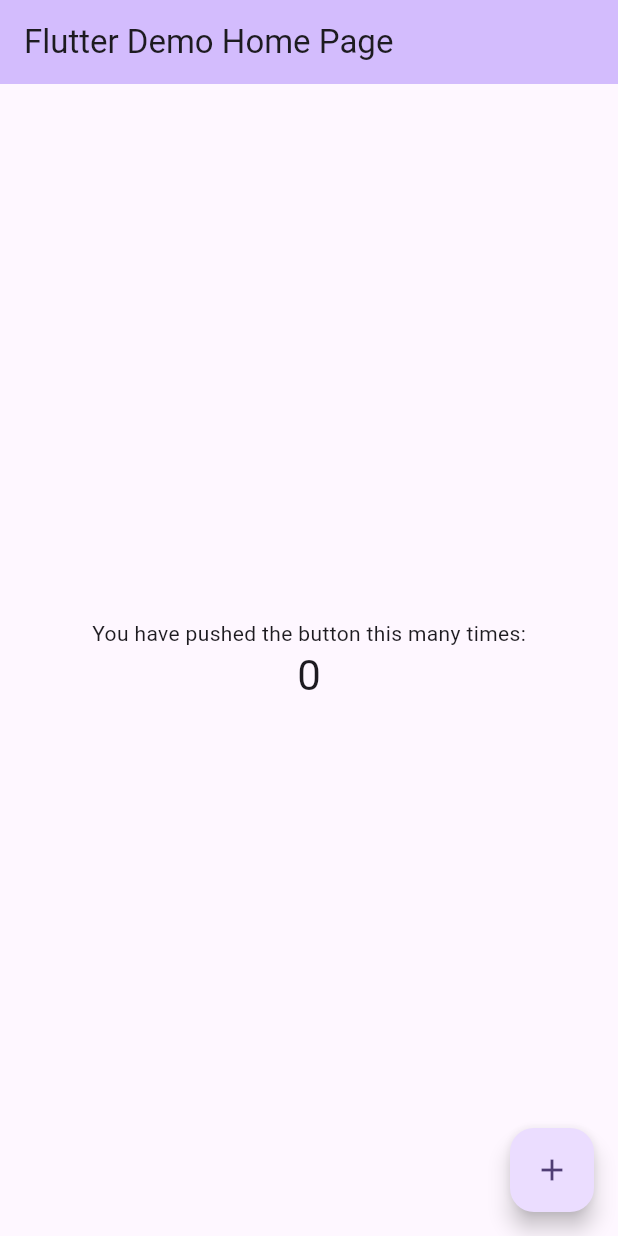
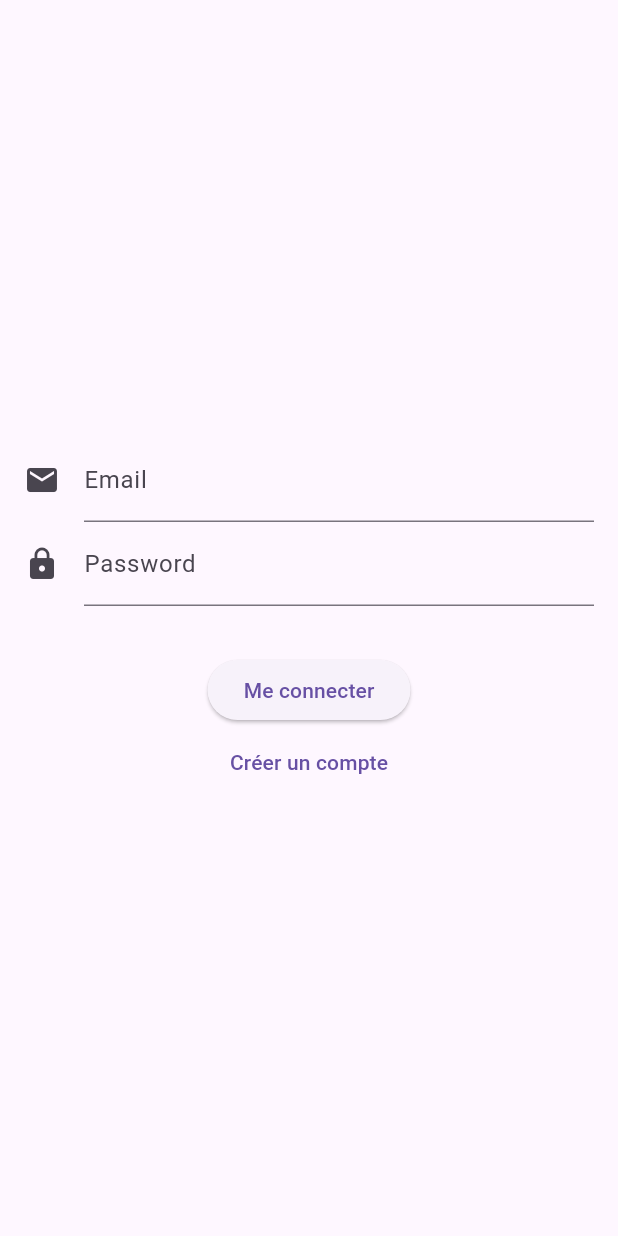
Before and after one commit to val-fcn/mealpy, a Flutter app: the screen it shows after launch, on a phone screen of 412 x 824 dp. Run offline on Flutter 3.47's test engine with Material 3 defaults, Android fonts, the phone set to English and light mode, and no system bars; our stand-ins replace cloud_firestore, firebase_auth, firebase_core, flutter_dotenv; accounts and stored records are empty; generated files the repository leaves out were written again.

Commit message:
add home & auth screen, auth and user services and routing in main if user auth

```diff
--- a/lib/main.dart
+++ b/lib/main.dart
@@ -1,7 +1,11 @@
+import 'package:firebase_auth/firebase_auth.dart';
 import 'package:flutter/material.dart';
 import 'package:firebase_core/firebase_core.dart';
-import 'firebase_options.dart';
 import 'package:flutter_dotenv/flutter_dotenv.dart';
+import 'package:mealpy/firebase_options.dart';
+import 'package:mealpy/screens/home_screen.dart';
+
+import 'screens/auth_screen.dart';
 
 void main() async {
   WidgetsFlutterBinding.ensureInitialized();
@@ -14,105 +18,27 @@ void main() async {
 
 class MyApp extends StatelessWidget {
   const MyApp({super.key});
-
-  // This widget is the root of your application.
   @override
   Widget build(BuildContext context) {
     return MaterialApp(
-      title: 'Flutter Demo',
-      theme: ThemeData(
-        colorScheme: ColorScheme.fromSeed(seedColor: Colors.deepPurple),
-        useMaterial3: true,
+      //theme: AppTheme.lightTheme,
+      home: StreamBuilder<User?>(
+        stream: FirebaseAuth.instance.authStateChanges(),
+        builder: (context, snapshot) {
+          if (snapshot.connectionState == ConnectionState.active) {
+            User? user = snapshot.data;
+            if (user == null) {
+              return const AuthScreen();
+            }
+            return const HomeScreen();
+          }
+          return const Scaffold(
+            body: Center(
+              child: CircularProgressIndicator(),
+            ),
+          );
+        },
       ),
-      home: const MyHomePage(title: 'Flutter Demo Home Page'),
     );
   }
 }
-
-class MyHomePage extends StatefulWidget {
-  const MyHomePage({super.key, required this.title});
-
-  // This widget is the home page of your application. It is stateful, meaning
-  // that it has a State object (defined below) that contains fields that affect
-  // how it looks.
-
-  // This class is the configuration for the state. It holds the values (in this
-  // case the title) provided by the parent (in this case the App widget) and
-  // used by the build method of the State. Fields in a Widget subclass are
-  // always marked "final".
-
-  final String title;
-
-  @override
-  State<MyHomePage> createState() => _MyHomePageState();
-}
-
-class _MyHomePageState extends State<MyHomePage> {
-  int _counter = 0;
-
-  void _incrementCounter() {
-    setState(() {
-      // This call to setState tells the Flutter framework that something has
-      // changed in this State, which causes it to rerun the build method below
-      // so that the display can reflect the updated values. If we changed
-      // _counter without calling setState(), then the build method would not be
-      // called again, and so nothing would appear to happen.
-      _counter++;
-    });
-  }
-
-  @override
-  Widget build(BuildContext context) {
-    // This method is rerun every time setState is called, for instance as done
-    // by the _incrementCounter method above.
-    //
-    // The Flutter framework has been optimized to make rerunning build methods
-    // fast, so that you can just rebuild anything that needs updating rather
-    // than having to individually change instances of widgets.
-    return Scaffold(
-      appBar: AppBar(
-        // TRY THIS: Try changing the color here to a specific color (to
-        // Colors.amber, perhaps?) and trigger a hot reload to see the AppBar
-        // change color while the other colors stay the same.
-        backgroundColor: Theme.of(context).colorScheme.inversePrimary,
-        // Here we take the value from the MyHomePage object that was created by
-        // the App.build method, and use it to set our appbar title.
-        title: Text(widget.title),
-      ),
-      body: Center(
-        // Center is a layout widget. It takes a single child and positions it
-        // in the middle of the parent.
-        child: Column(
-          // Column is also a layout widget. It takes a list of children and
-          // arranges them vertically. By default, it sizes itself to fit its
-          // children horizontally, and tries to be as tall as its parent.
-          //
-          // Column has various properties to control how it sizes itself and
-          // how it positions its children. Here we use mainAxisAlignment to
-          // center the children vertically; the main axis here is the vertical
-          // axis because Columns are vertical (the cross axis would be
-          // horizontal).
-          //
-          // TRY THIS: Invoke "debug painting" (choose the "Toggle Debug Paint"
-          // action in the IDE, or press "p" in the console), to see the
-          // wireframe for each widget.
-          mainAxisAlignment: MainAxisAlignment.center,
-          children: <Widget>[
-            const Text(
-              'You have pushed the button this many times:',
-            ),
-            Text(
-              '$_counter',
-              style: Theme.of(context).textTheme.headlineMedium,
-            ),
-          ],
-        ),
-      ),
-      floatingActionButton: FloatingActionButton(
-        onPressed: _incrementCounter,
-        tooltip: 'Increment',
-        child: const Icon(Icons.add),
-      ), // This trailing comma makes auto-formatting nicer for build methods.
-    );
-  }
-}
--- /dev/null
+++ b/lib/screens/auth_screen.dart
@@ -0,0 +1,131 @@
+import 'package:firebase_auth/firebase_auth.dart';
+import 'package:flutter/material.dart';
+
+import '../services/auth_services.dart';
+import '../services/user_data_services.dart';
+
+class AuthScreen extends StatefulWidget {
+  const AuthScreen({super.key});
+
+  @override
+  State<AuthScreen> createState() => _AuthScreenState();
+}
+
+class _AuthScreenState extends State<AuthScreen> {
+  final _formKey = GlobalKey<FormState>();
+  bool _isLogin = true;
+  final userNameController = TextEditingController();
+  final userEmailController = TextEditingController();
+  final userPasswordController = TextEditingController();
+
+  Future<void> onSubmit() async {
+    if (_formKey.currentState!.validate()) {
+      if (_isLogin) {
+        await AuthServices().signInWithEmailAndPassword(
+          userEmailController.text,
+          userPasswordController.text,
+        );
+        await UserDataService().createUserData(
+          userId: FirebaseAuth.instance.currentUser!.uid,
+          email: userEmailController.text,
+          username: userNameController.text,
+        );
+      } else {
+        await AuthServices().signUpWithEmailAndPassword(
+          userEmailController.text,
+          userPasswordController.text,
+        );
+      }
+    }
+  }
+
+  @override
+  Widget build(BuildContext context) {
+    return Scaffold(
+        body: Center(
+      child: Padding(
+        padding: const EdgeInsets.all(16.0),
+        child: Column(
+          mainAxisAlignment: MainAxisAlignment.center,
+          children: [
+            Form(
+              key: _formKey,
+              child: Column(
+                children: [
+                  if (_isLogin == false)
+                    TextFormField(
+                      controller: userNameController,
+                      decoration: const InputDecoration(
+                        label: Text('Nom d\'utilisateur'),
+                        icon: Icon(Icons.person),
+                      ),
+                      validator: (userNameValue) {
+                        if (userNameValue == null ||
+                            userNameValue.trim().isEmpty ||
+                            userNameValue.trim().length < 3) {
+                          return 'Veuillez saisir au moins 3 caractères.';
+                        }
+                        return null;
+                      },
+                    ),
+                  TextFormField(
+                    controller: userEmailController,
+                    decoration: const InputDecoration(
+                      label: Text('Email'),
+                      icon: Icon(Icons.email),
+                    ),
+                    keyboardType: TextInputType.emailAddress,
+                    validator: (emailValue) {
+                      if (emailValue == null || emailValue.isEmpty) {
+                        return 'veuillez indiquer votre email';
+                      }
+                      return null;
+                    },
+                  ),
+                  TextFormField(
+                    controller: userPasswordController,
+                    decoration: const InputDecoration(
+                      label: Text('Password'),
+                      icon: Icon(
+                        Icons.lock,
+                      ),
+                    ),
+                    obscureText: true,
+                    validator: (passwordValue) {
+                      if (passwordValue == null || passwordValue.isEmpty) {
+                        return 'veuillez indiquer un mot de passe';
+                      }
+                      if (passwordValue.trim().length < 6) {
+                        return '6 caractères minimum';
+                      }
+                      return null;
+                    },
+                  ),
+                  const SizedBox(
+                    height: 32,
+                  ),
+                  ElevatedButton(
+                    onPressed: onSubmit,
+                    child: Text(
+                      !_isLogin ? 'Créer mon compte' : 'Me connecter',
+                    ),
+                  ),
+                  TextButton(
+                    onPressed: () {
+                      setState(() {
+                        _isLogin = !_isLogin;
+                      });
+                    },
+                    child: Text(
+                      !_isLogin ? 'J\'ai déjà un compte' : 'Créer un compte',
+                    ),
+                  )
+                ],
+              ),
+            ),
+          ],
+        ),
+      ),
+    ));
+  }
+}
--- /dev/null
+++ b/lib/services/auth_services.dart
@@ -0,0 +1,31 @@
+import 'package:firebase_auth/firebase_auth.dart';
+
+class AuthServices {
+  final FirebaseAuth _auth = FirebaseAuth.instance;
+
+  Future<User?> signInWithEmailAndPassword(
+      String email, String password) async {
+    try {
+      UserCredential userCredential = await _auth.signInWithEmailAndPassword(
+          email: email, password: password);
+      return userCredential.user;
+    } catch (e) {
+      return null;
+    }
+  }
+
+  Future<User?> signUpWithEmailAndPassword(
+      String email, String password) async {
+    try {
+      UserCredential userCredential = await _auth
+          .createUserWithEmailAndPassword(email: email, password: password);
+      return userCredential.user;
+    } catch (e) {
+      return null;
+    }
+  }
+
+  Future<void> signOut() async {
+    await _auth.signOut();
+  }
+}
--- /dev/null
+++ b/lib/services/user_data_services.dart
@@ -0,0 +1,14 @@
+import 'package:cloud_firestore/cloud_firestore.dart';
+
+class UserDataService {
+  Future<void> createUserData({
+    required String userId,
+    required String email,
+    required String username,
+  }) async {
+    await FirebaseFirestore.instance.collection('users').doc(userId).set({
+      'email': email,
+      'username': username,
+    });
+  }
+}
```
Also changed, not shown: lib/screens/home_screen.dart (added, +18 -0 lines).
